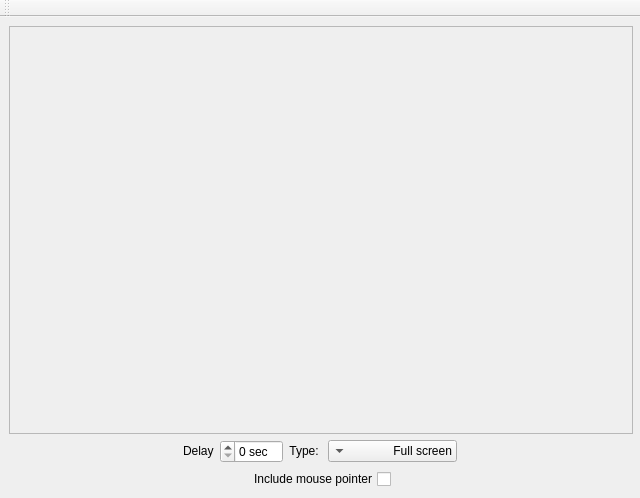
Qt form src/core/ui/mainwindow.ui (lxqt/screengrab) before a commit.
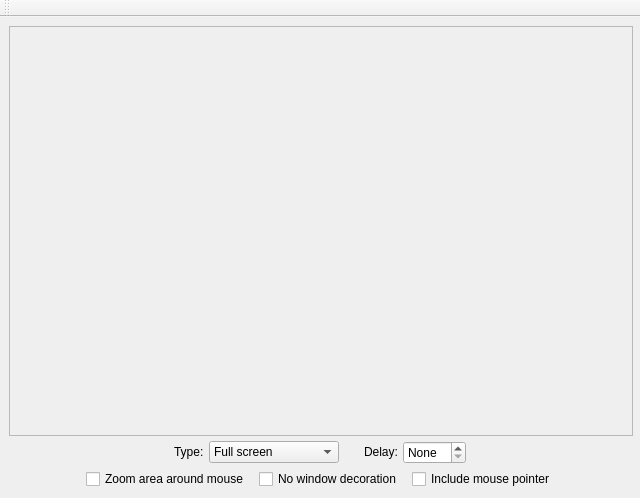
The same form after that commit.

What changed in the file:
```diff
--- a/src/core/ui/mainwindow.ui
+++ b/src/core/ui/mainwindow.ui
@@ -26,10 +26,10 @@
      <verstretch>0</verstretch>
     </sizepolicy>
    </property>
-   <property name="layoutDirection">
-    <enum>Qt::RightToLeft</enum>
-   </property>
    <layout class="QVBoxLayout" name="verticalLayout">
+    <property name="spacing">
+     <number>5</number>
+    </property>
     <item>
      <widget class="QLabel" name="scrLabel">
       <property name="sizePolicy">
@@ -59,26 +59,7 @@
      </widget>
     </item>
     <item>
-     <widget class="QWidget" name="bottomBar" native="true">
-      <property name="sizePolicy">
-       <sizepolicy hsizetype="Expanding" vsizetype="Fixed">
-        <horstretch>0</horstretch>
-        <verstretch>0</verstretch>
-       </sizepolicy>
-      </property>
       <layout class="QHBoxLayout" name="horizontalLayout_2">
-       <property name="leftMargin">
-        <number>0</number>
-       </property>
-       <property name="topMargin">
-        <number>0</number>
-       </property>
-       <property name="rightMargin">
-        <number>0</number>
-       </property>
-       <property name="bottomMargin">
-        <number>0</number>
-       </property>
        <item>
         <spacer name="horizontalSpacer_2">
          <property name="orientation">
@@ -86,12 +67,25 @@
          </property>
          <property name="sizeHint" stdset="0">
           <size>
-           <width>40</width>
-           <height>13</height>
+          <width>5</width>
+          <height>5</height>
           </size>
          </property>
         </spacer>
        </item>
+      <item>
+       <widget class="QLabel" name="labTypeScr">
+        <property name="sizePolicy">
+         <sizepolicy hsizetype="Preferred" vsizetype="Fixed">
+          <horstretch>0</horstretch>
+          <verstretch>0</verstretch>
+         </sizepolicy>
+        </property>
+        <property name="text">
+         <string>Type:</string>
+        </property>
+       </widget>
+      </item>
        <item>
         <widget class="QComboBox" name="cbxTypeScr">
          <property name="enabled">
@@ -120,27 +114,37 @@
          </item>
          <item>
           <property name="text">
-           <string>Previous selection</string>
+          <string>Last selected area</string>
           </property>
          </item>
         </widget>
        </item>
        <item>
-        <widget class="QLabel" name="labTypeScr">
+       <spacer name="horizontalSpacer_5">
+        <property name="orientation">
+         <enum>Qt::Horizontal</enum>
+        </property>
+        <property name="sizeType">
+         <enum>QSizePolicy::Fixed</enum>
+        </property>
+        <property name="sizeHint" stdset="0">
+         <size>
+          <width>20</width>
+          <height>5</height>
+         </size>
+        </property>
+       </spacer>
+      </item>
+      <item>
+       <widget class="QLabel" name="labDelay">
          <property name="sizePolicy">
           <sizepolicy hsizetype="Preferred" vsizetype="Fixed">
            <horstretch>0</horstretch>
            <verstretch>0</verstretch>
           </sizepolicy>
          </property>
-         <property name="layoutDirection">
-          <enum>Qt::LeftToRight</enum>
-         </property>
          <property name="text">
-          <string>Type: </string>
-         </property>
-         <property name="alignment">
-          <set>Qt::AlignRight|Qt::AlignTrailing|Qt::AlignVCenter</set>
+         <string>Delay:</string>
          </property>
         </widget>
        </item>
@@ -152,15 +156,12 @@
            <verstretch>0</verstretch>
           </sizepolicy>
          </property>
-         <property name="minimumSize">
-          <size>
-           <width>0</width>
-           <height>0</height>
-          </size>
-         </property>
          <property name="toolTip">
           <string>Delay in seconds before taking screenshot</string>
          </property>
+        <property name="specialValueText">
+         <string>None</string>
+        </property>
          <property name="suffix">
           <string> sec</string>
          </property>
@@ -169,19 +170,6 @@
          </property>
         </widget>
        </item>
-       <item>
-        <widget class="QLabel" name="labDelay">
-         <property name="sizePolicy">
-          <sizepolicy hsizetype="Preferred" vsizetype="Fixed">
-           <horstretch>0</horstretch>
-           <verstretch>0</verstretch>
-          </sizepolicy>
-         </property>
-         <property name="text">
-          <string>Delay</string>
-         </property>
-        </widget>
-       </item>
        <item>
         <spacer name="horizontalSpacer">
          <property name="orientation">
@@ -189,17 +177,19 @@
          </property>
          <property name="sizeHint" stdset="0">
           <size>
-           <width>40</width>
-           <height>13</height>
+          <width>5</width>
+          <height>5</height>
           </size>
          </property>
         </spacer>
        </item>
       </layout>
-     </widget>
     </item>
     <item>
      <layout class="QHBoxLayout" name="horizontalLayout">
+      <property name="spacing">
+       <number>10</number>
+      </property>
       <item>
        <spacer name="horizontalSpacer_3">
         <property name="orientation">
@@ -207,12 +197,26 @@
         </property>
         <property name="sizeHint" stdset="0">
          <size>
-          <width>40</width>
-          <height>20</height>
+          <width>5</width>
+          <height>5</height>
          </size>
         </property>
        </spacer>
       </item>
+      <item>
+       <widget class="QCheckBox" name="checkZommMouseArea">
+        <property name="text">
+         <string>Zoom area around mouse</string>
+        </property>
+       </widget>
+      </item>
+      <item>
+       <widget class="QCheckBox" name="checkNoDecoration">
+        <property name="text">
+         <string>No window decoration</string>
+        </property>
+       </widget>
+      </item>
       <item>
        <widget class="QCheckBox" name="checkIncludeCursor">
         <property name="text">
@@ -227,8 +231,8 @@
         </property>
         <property name="sizeHint" stdset="0">
          <size>
-          <width>40</width>
-          <height>20</height>
+          <width>5</width>
+          <height>5</height>
          </size>
         </property>
        </spacer>
```
Lines whose indentation alone changed are shown as unchanged.
